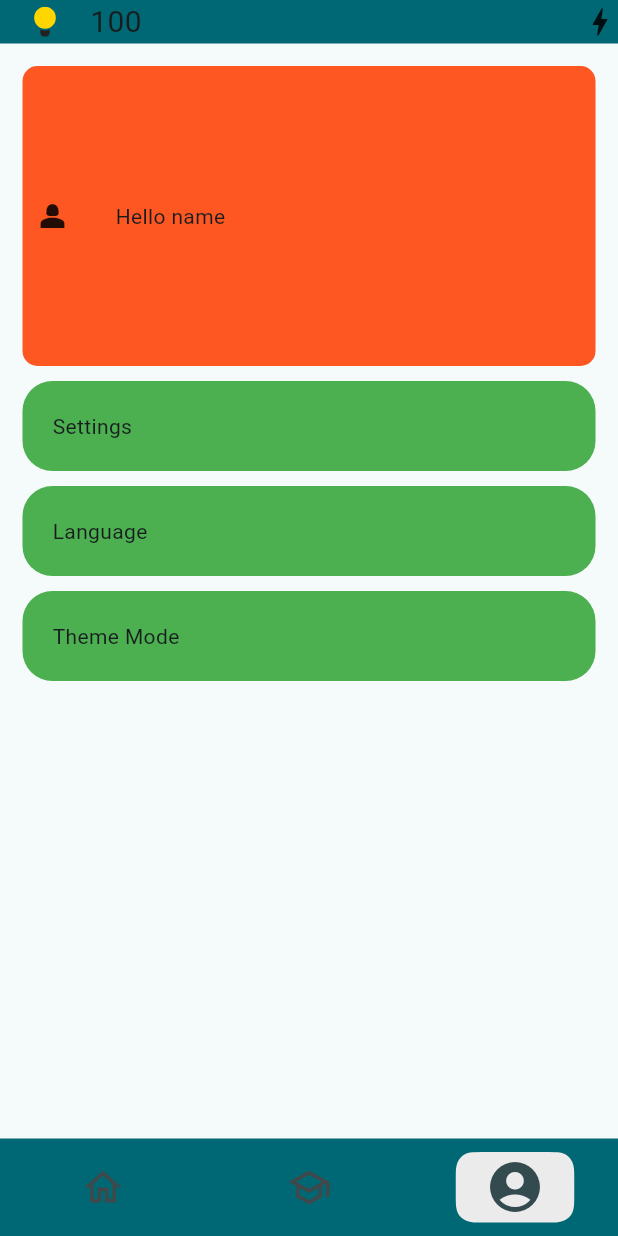
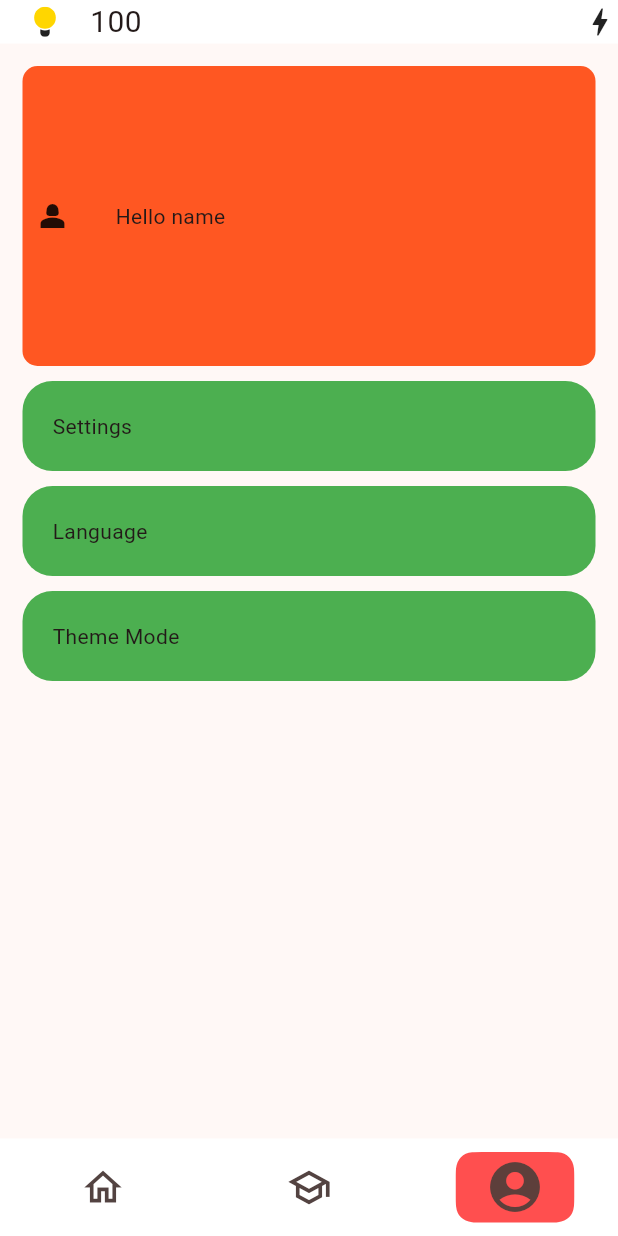
Before and after one commit to techtitansmbcet2023/RightsQuest, a Flutter app: the screen it shows after launch, item 3 of the bottom bar chosen, on a phone screen of 412 x 824 dp. Run offline on Flutter 3.47's test engine with Material 2 defaults, Android fonts, the light colour scheme and no system bars; our stand-ins replace firebase_core, flutter_svg; accounts and stored records are empty.

Commit message:
Minor UI Changes

```diff
--- a/lib/views/app.dart
+++ b/lib/views/app.dart
@@ -12,7 +12,8 @@ class App extends StatelessWidget {
     return MaterialApp(
       theme: ThemeData(
 
-        colorScheme: ColorScheme.fromSeed(seedColor: Color(0xFFFFFFFF)),
+        colorScheme: ColorScheme.fromSeed(seedColor: Color(0xFFF40000)),
+        primaryColor: Color(0xFFFFFFFF),
         useMaterial3: true,
       ),
 
@@ -45,9 +46,9 @@ class _HomePageState extends State<HomePage> {
         backgroundColor: Theme.of(context).primaryColor,
         indicatorShape: ContinuousRectangleBorder(
           borderRadius: BorderRadius.circular(10),
-          side: const BorderSide(color: Color.fromARGB(255, 235, 235, 235),width: 15),
+          side: const BorderSide(color: Color.fromARGB(255, 255, 79, 79),width: 15),
         ),
-        indicatorColor: const Color.fromARGB(255, 235, 235, 235),
+        indicatorColor: const Color.fromARGB(255, 255, 79, 79),
         labelBehavior: NavigationDestinationLabelBehavior.alwaysHide,
         onDestinationSelected: (int index) {
           setState(() {
@@ -74,15 +75,13 @@ class _HomePageState extends State<HomePage> {
         ],
       ),
 
-      body: SafeArea(
-        child: <Widget>[
-          Home(),
+      body: <Widget>[
+        Home(),
 
-          ChaptersTab(),
+        ChaptersTab(),
 
-          UserTab(),
-        ][currentPageIndex],
-      ),
+        UserTab(),
+      ][currentPageIndex],
     );
   }
 }
--- a/lib/widgets/current_chapter_card.dart
+++ b/lib/widgets/current_chapter_card.dart
@@ -8,7 +8,7 @@ class CurrentChapterCard extends StatelessWidget {
     return Container(
       height: 450,
       width: double.infinity,
-      decoration: BoxDecoration(color: Colors.red,borderRadius: BorderRadius.circular(15)),
+      decoration: BoxDecoration(color: Color(0xFF009099),borderRadius: BorderRadius.circular(15)),
     );
   }
 }
```
